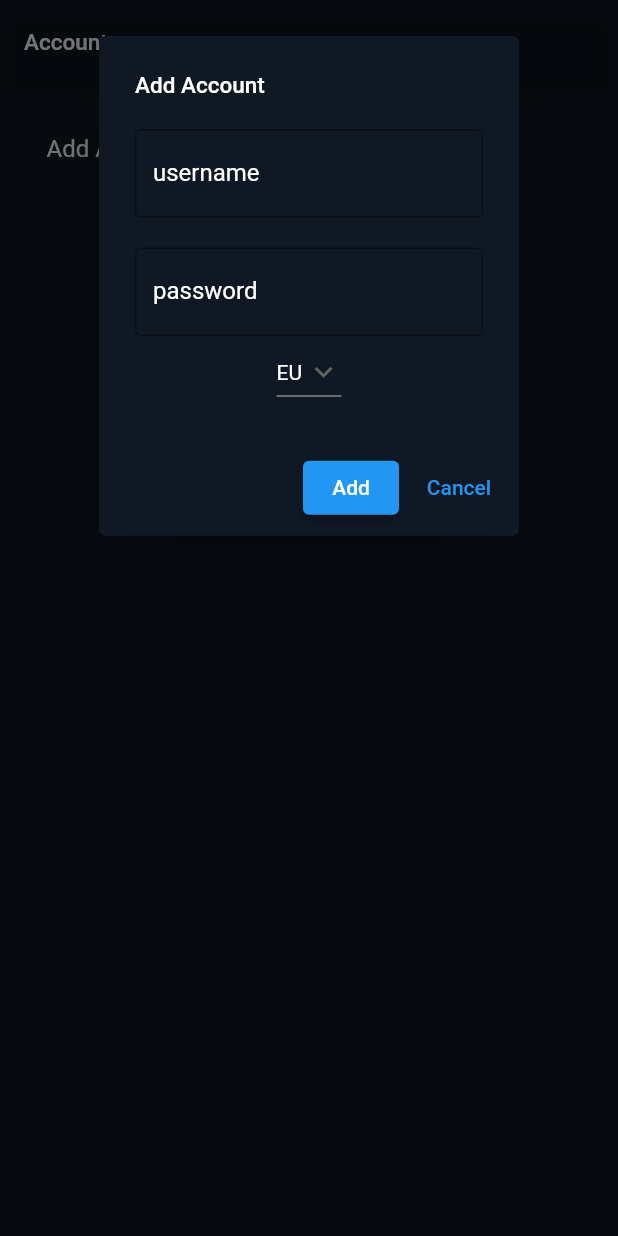
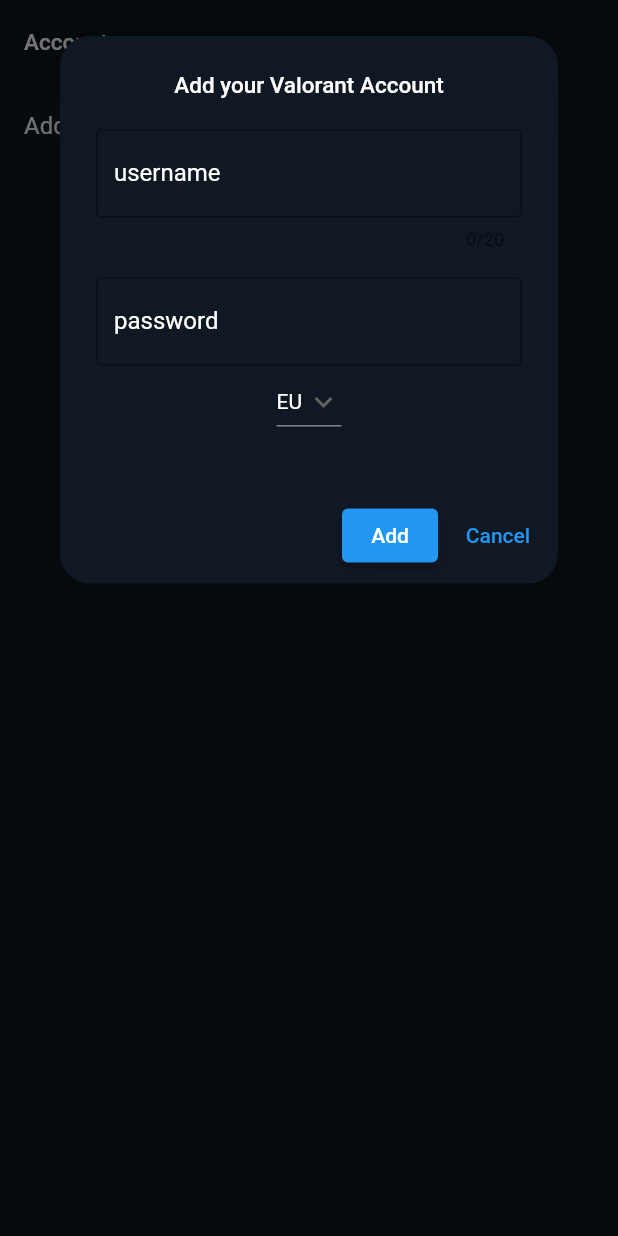
Before and after one commit to yagizdo/valorant_store_checker, a Flutter app: the screen it shows after launch, after a tap on "Add Account..", on a phone screen of 412 x 824 dp. Run offline on Flutter 3.47's test engine with Material 2 defaults, Android fonts, the light colour scheme and no system bars; our stand-ins replace dio, flutter_screenutil, hive, hive_flutter; missing offline and left inert: valorant_client; accounts and stored records are empty.

Commit message:
updated add account card

```diff
--- a/lib/widgets/accounts/add_account_card.dart
+++ b/lib/widgets/accounts/add_account_card.dart
@@ -1,4 +1,5 @@
 import 'package:flutter/material.dart';
+import 'package:flutter_screenutil/flutter_screenutil.dart';
 import 'package:provider/provider.dart';
 
 import '../../constants/app_colors.dart';
@@ -38,9 +39,13 @@
                 child: StatefulBuilder(
                   builder: (context, setState) => AlertDialog(
                     backgroundColor: black,
-                    title: const Text('Add Account'),
+                    shape: RoundedRectangleBorder(
+                      borderRadius: BorderRadius.circular(20),
+                    ),
+                    title: const Center(child: Text('Add your Valorant Account')),
                     content: SizedBox(
-                      height: MediaQuery.of(context).size.height / 4.5,
+                      height: 180.h,
+                      width: 250.w,
                       child: Form(
                         key: formKey,
                         child: Column(
@@ -48,8 +53,9 @@
                             // Username
                             TextFormField(
                               controller: usernameControl,
-                              style: TextStyle(color: white),
+                              style: const TextStyle(color: white),
                               cursorColor: white,
+                              maxLength: 20,
                               validator: (value) {
                                 if (value == '') {
                                   return 'Username cant be empty';
@@ -65,10 +71,10 @@
 
                             // Password
                             Padding(
-                              padding: const EdgeInsets.only(top: 20.0),
+                              padding: EdgeInsets.only(top: 15.h),
                               child: TextFormField(
                                 controller: passwordControl,
-                                style: TextStyle(color: white),
+                                style: const TextStyle(color: white),
                                 cursorColor: white,
                                 validator: (value) {
                                   if (value == '') {
@@ -129,13 +135,10 @@
               );
             });
       },
-      child: const Padding(
-        padding: EdgeInsets.all(15.0),
-        child: ListTile(
-          title: Text(
-            'Add Account..',
-            style: TextStyle(color: white),
-          ),
+      child: const ListTile(
+        title: Text(
+          'Add Account..',
+          style: TextStyle(color: white),
         ),
       ),
     );
```
